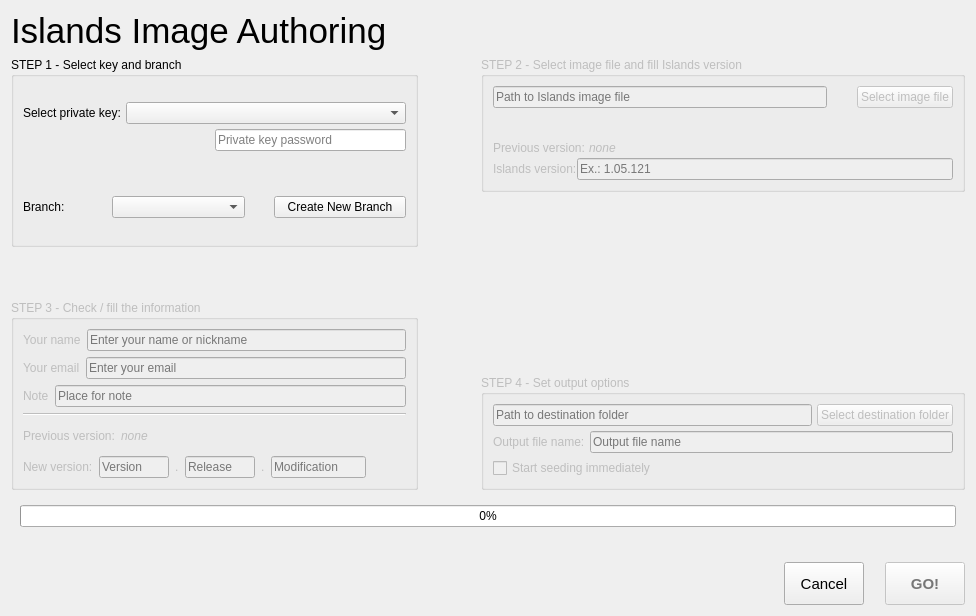
Above: island-manager/views/image_authoring_form/image_authoring_form.ui from viocost/islands before the change. Below: the same form after it.
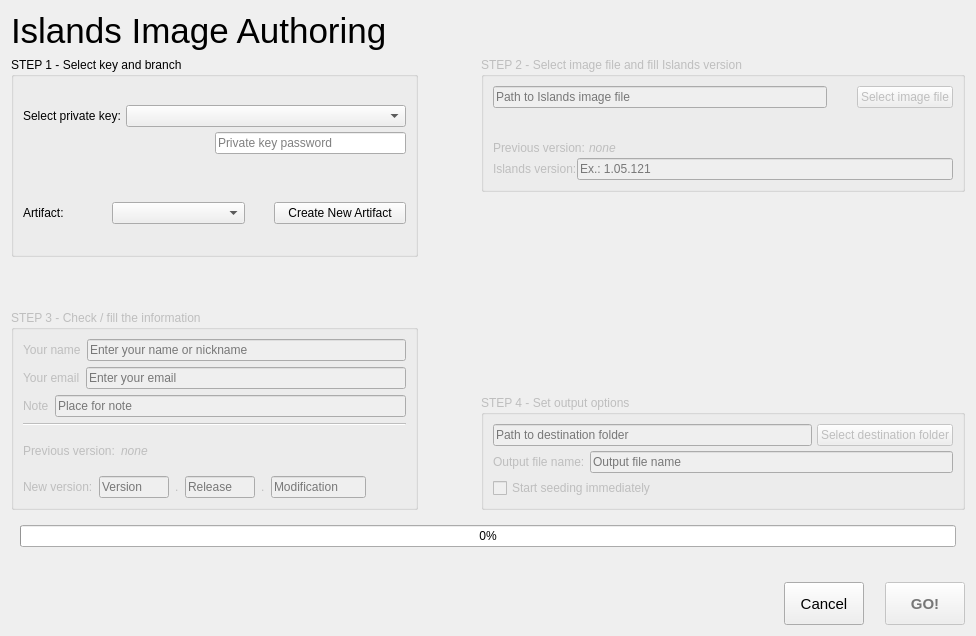
That is the form after the change.

What changed in the file:
```diff
--- a/island-manager/views/image_authoring_form/image_authoring_form.ui
+++ b/island-manager/views/image_authoring_form/image_authoring_form.ui
@@ -10,7 +10,7 @@
     <x>0</x>
     <y>0</y>
     <width>976</width>
-    <height>616</height>
+    <height>636</height>
    </rect>
   </property>
   <property name="windowTitle">
@@ -150,7 +150,7 @@
                </size>
               </property>
               <property name="text">
-               <string>Branch:</string>
+               <string>Artifact:</string>
               </property>
              </widget>
             </item>
@@ -169,7 +169,7 @@
                <enum>Qt::NoFocus</enum>
               </property>
               <property name="text">
-               <string>Create New Branch</string>
+               <string>Create New Artifact</string>
               </property>
              </widget>
             </item>
```
Left out of the diff: 4 changed lines with no effect on the pictures.
